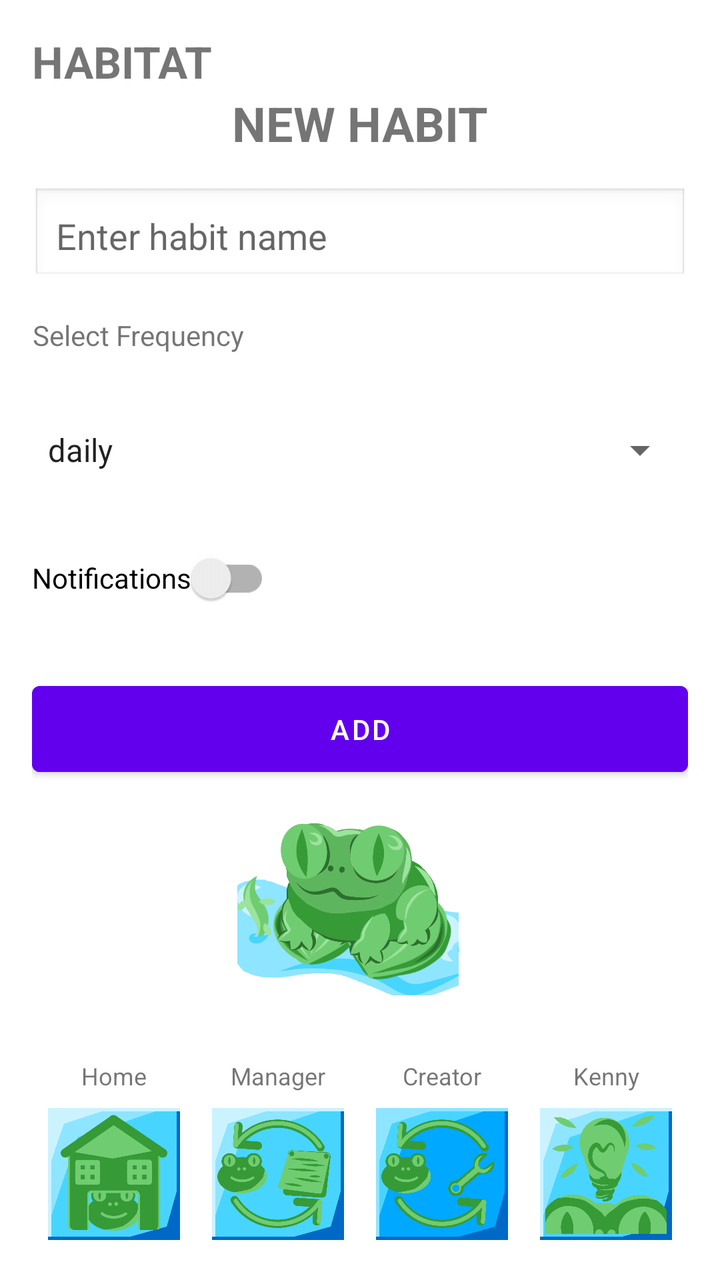
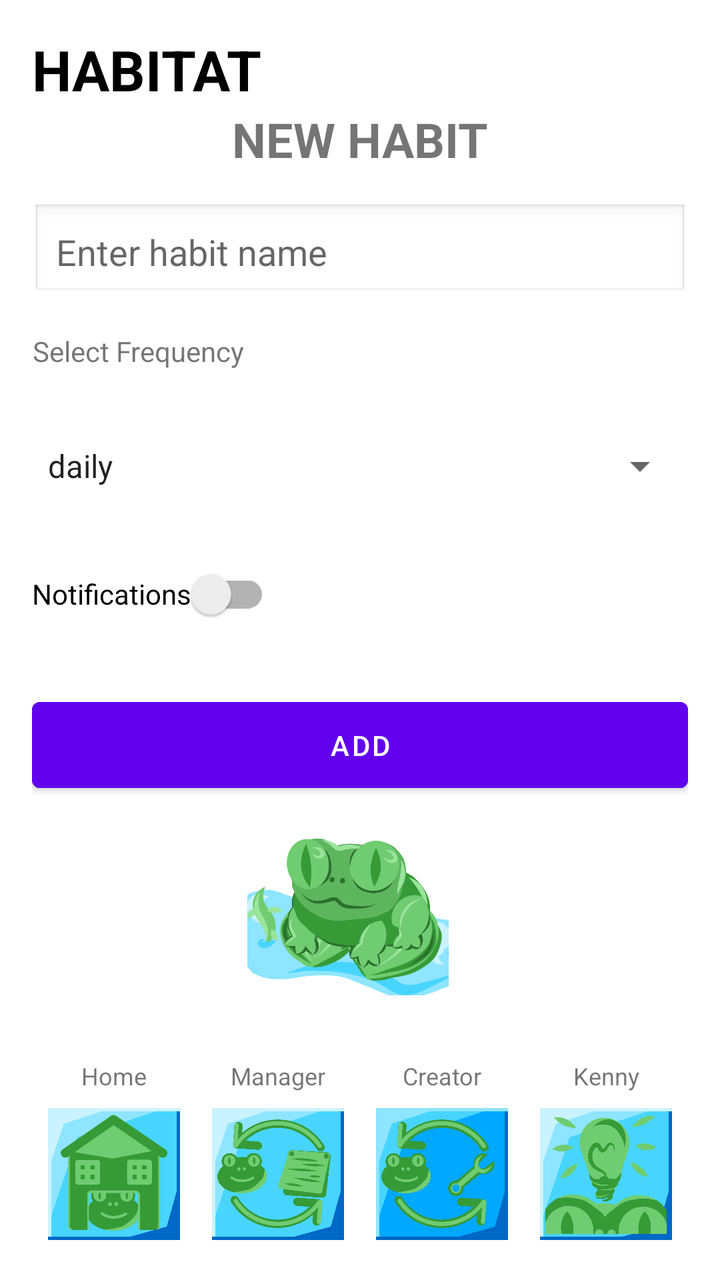

Compare the two renders of this Android layout. The source of the first and the diff that turns it into the second are given below.
<!-- AndroidManifest.xml: application theme Theme.IntroductionToMobileSystems -->
<!-- res/layout/activity_new_habit.xml -->
<?xml version="1.0" encoding="utf-8"?>
<RelativeLayout
    xmlns:android="http://schemas.android.com/apk/res/android"
    android:layout_width="match_parent"
    android:layout_height="match_parent">
    <LinearLayout xmlns:android="http://schemas.android.com/apk/res/android"
        xmlns:tools="http://schemas.android.com/tools"
        android:id="@+id/activity_new_habit"
        android:layout_width="match_parent"
        android:layout_height="match_parent"
        android:orientation="vertical"
        android:padding="16dp"
        android:layout_above="@id/buttonLayout"
        tools:context=".NewHabitActivity">

    <LinearLayout
        android:layout_width="match_parent"
        android:layout_height="wrap_content"
        android:orientation="horizontal"
        android:gravity="center_vertical">


        <TextView
            android:id="@+id/tvHeader"
            android:layout_width="0dp"
            android:layout_height="wrap_content"
            android:layout_weight="1"
            android:text="HABITAT"
            android:textSize="22sp"
            android:textStyle="bold" />


    </LinearLayout>

    <TextView
        android:id="@+id/tvTitle"
        android:layout_width="wrap_content"
        android:layout_height="wrap_content"
        android:text="@string/new_habit"
        android:textSize="24sp"
        android:textStyle="bold"
        android:layout_gravity="center_horizontal"
        android:paddingBottom="16dp"/>

    <EditText
        android:id="@+id/etHabitName"
        android:layout_width="match_parent"
        android:layout_height="wrap_content"
        android:hint="@string/habitName"
        android:padding="12dp"
        android:background="@android:drawable/edit_text"
        android:layout_marginBottom="16dp"/>

    <TextView
        android:layout_width="wrap_content"
        android:layout_height="wrap_content"
        android:text="Select Frequency"
        android:gravity="center"
        android:layout_marginBottom="24dp"/>

    <LinearLayout
        android:layout_width="match_parent"
        android:layout_height="wrap_content"
        android:orientation="horizontal"
        android:gravity="center_vertical"
        android:layout_marginBottom="16dp">




        <Spinner
            android:id="@+id/spinnerFreq"
            android:layout_width="0dp"
            android:layout_height="48dp"
            android:layout_weight="1"
            android:entries="@array/frequencies"/>
    </LinearLayout>

    <androidx.appcompat.widget.SwitchCompat
        android:id="@+id/switchNotifs"
        android:layout_width="wrap_content"
        android:layout_height="wrap_content"
        android:text="@string/notifications"
        android:layout_marginBottom="24dp"/>

    <Button
        android:id="@+id/btnAdd"
        android:layout_width="match_parent"
        android:layout_height="wrap_content"
        android:text="@string/add"
        android:backgroundTint="@color/purple_500"
        android:textColor="@android:color/white"
        android:padding="12dp"
        android:layout_marginBottom="16dp"/>


    
    <ImageView
        android:id="@+id/imgMiniFrog"
        android:layout_width="match_parent"
        android:layout_height="0dp"
        android:layout_weight="1"
        android:src="@drawable/kenmore"
        android:contentDescription="@string/newHabitImage"
        android:scaleType="fitCenter"
        android:layout_marginEnd="12dp"/>

</LinearLayout>
    <LinearLayout
        android:id="@+id/buttonLayout"
        style="?android:attr/buttonBarStyle"
        android:layout_width="match_parent"
        android:layout_height="wrap_content"
        android:orientation="vertical"
        android:padding="16dp"
        android:layout_alignParentBottom="true">

        <LinearLayout
            android:layout_width="match_parent"
            android:layout_height="wrap_content"
            android:orientation="horizontal"
            android:layout_gravity="center_horizontal"
            android:paddingBottom="4dp">
            <TextView
                android:layout_width="0dp"
                android:layout_height="wrap_content"
                android:layout_weight="1"
                android:gravity="center"
                android:text="Home"
                android:textSize="12sp"/>
            <TextView
                android:layout_width="0dp"
                android:layout_height="wrap_content"
                android:layout_weight="1"
                android:text="Manager"
                android:gravity="center"
                android:textSize="12sp"/>
            <TextView
                android:layout_width="0dp"
                android:layout_height="wrap_content"
                android:layout_weight="1"
                android:text="Creator"
                android:gravity="center"
                android:textSize="12sp"/>
            <TextView
                android:layout_width="0dp"
                android:layout_height="wrap_content"
                android:layout_weight="1"
                android:gravity="center"
                android:text="Kenny"
                android:textSize="12sp"/>



        </LinearLayout>

        <LinearLayout
            android:layout_width="match_parent"
            android:layout_height="wrap_content"
            android:orientation="horizontal">
            <ImageButton
                android:id="@+id/btn_home_back"
                style="?android:attr/buttonBarButtonStyle"
                android:layout_width="0dp"
                android:layout_height="wrap_content"
                android:layout_weight="1"
                android:adjustViewBounds="true"
                android:contentDescription="Home Button"
                android:src="@drawable/button_home"
                android:scaleType="fitCenter"/>


            <ImageButton
                android:id="@+id/mbutton"
                style="?android:attr/buttonBarButtonStyle"
                android:layout_width="0dp"
                android:layout_height="wrap_content"
                android:layout_weight="1"
                android:adjustViewBounds="true"
                android:contentDescription="Manager Button"
                android:src="@drawable/button_manager"
                android:scaleType="fitCenter"/>

            <ImageButton
                android:id="@+id/cbutton"
                style="?android:attr/buttonBarButtonStyle"
                android:layout_width="0dp"
                android:layout_height="wrap_content"
                android:layout_weight="1"
                android:adjustViewBounds="true"
                android:contentDescription="Creator Button"
                android:src="@drawable/button_creator_p"
                android:scaleType="fitCenter"/>

            <ImageButton
                android:id="@+id/kbutton"
                style="?android:attr/buttonBarButtonStyle"
                android:layout_width="0dp"
                android:layout_height="wrap_content"
                android:layout_weight="1"
                android:adjustViewBounds="true"
                android:contentDescription="Kenny Button"
                android:src="@drawable/button_kenny"
                android:scaleType="fitCenter"/>





        </LinearLayout>
    </LinearLayout>
</RelativeLayout>
<!-- resources referenced by this layout -->
<resources>
  <string-array name="frequencies">
          <item>daily</item>
          <item>weekly</item>
          <item>biweekly</item>
          <item>monthly</item>
      </string-array>
  <color name="purple_500">#FF6200EE</color>
  <!-- drawable button_creator_p: png bitmap (drawable, 69790 bytes) -->
  <!-- drawable button_home: png bitmap (drawable, 44734 bytes) -->
  <!-- drawable button_kenny: png bitmap (drawable, 54909 bytes) -->
  <!-- drawable button_manager: png bitmap (drawable, 75204 bytes) -->
  <!-- drawable kenmore: png bitmap (drawable, 124769 bytes) -->
  <string name="add">ADD</string>
  <string name="habitName">Enter habit name</string>
  <string name="newHabitImage">Mini Frog</string>
  <string name="new_habit">NEW HABIT</string>
  <string name="notifications">Notifications</string>
  <style name="Theme.IntroductionToMobileSystems" parent="Theme.MaterialComponents.DayNight.NoActionBar">
          
          <item name="colorPrimary">@color/purple_500</item>
          <item name="colorPrimaryVariant">@color/purple_700</item>
          <item name="colorOnPrimary">@color/white</item>
          
          <item name="colorSecondary">@color/teal_200</item>
          <item name="colorSecondaryVariant">@color/teal_700</item>
          <item name="colorOnSecondary">@color/black</item>
          
          <item name="android:statusBarColor">?attr/colorPrimaryVariant</item>
          
      </style>
  <color name="purple_700">#FF3700B3</color>
  <color name="white">#FFFFFFFF</color>
  <color name="teal_200">#FF03DAC5</color>
  <color name="teal_700">#FF018786</color>
  <color name="black">#FF000000</color>
</resources>

<!-- the commit's change to res/layout/activity_new_habit.xml (unified diff, before → after) -->
@@ -1,10 +1,9 @@
 <?xml version="1.0" encoding="utf-8"?>
-<RelativeLayout
-    xmlns:android="http://schemas.android.com/apk/res/android"
+<RelativeLayout xmlns:android="http://schemas.android.com/apk/res/android"
     android:layout_width="match_parent"
     android:layout_height="match_parent">
-    <LinearLayout xmlns:android="http://schemas.android.com/apk/res/android"
-        xmlns:tools="http://schemas.android.com/tools"
+
+    <LinearLayout xmlns:tools="http://schemas.android.com/tools"
         android:id="@+id/activity_new_habit"
         android:layout_width="match_parent"
         android:layout_height="match_parent"
@@ -13,99 +12,85 @@
         android:layout_above="@id/buttonLayout"
         tools:context=".NewHabitActivity">
 
-    <LinearLayout
-        android:layout_width="match_parent"
-        android:layout_height="wrap_content"
-        android:orientation="horizontal"
-        android:gravity="center_vertical">
-
+        <TextView
+            android:id="@+id/tvHeader"
+            android:layout_width="match_parent"
+            android:layout_height="wrap_content"
+            android:text="HABITAT"
+            android:textSize="28sp"
+            android:textStyle="bold"
+            android:textColor="#000000" />
 
         <TextView
-            android:id="@+id/tvHeader"
-            android:layout_width="0dp"
+            android:id="@+id/tvTitle"
+            android:layout_width="wrap_content"
             android:layout_height="wrap_content"
+            android:text="@string/new_habit"
+            android:textSize="24sp"
+            android:textStyle="bold"
+            android:layout_gravity="center_horizontal"
+            android:paddingBottom="16dp"/>
+
+        <EditText
+            android:id="@+id/etHabitName"
+            android:layout_width="match_parent"
+            android:layout_height="wrap_content"
+            android:hint="@string/habitName"
+            android:padding="12dp"
+            android:background="@android:drawable/edit_text"
+            android:layout_marginBottom="16dp"/>
+
+        <TextView
+            android:layout_width="wrap_content"
+            android:layout_height="wrap_content"
+            android:text="Select Frequency"
+            android:gravity="center"
+            android:layout_marginBottom="24dp"/>
+
+        <LinearLayout
+            android:layout_width="match_parent"
+            android:layout_height="wrap_content"
+            android:orientation="horizontal"
+            android:gravity="center_vertical"
+            android:layout_marginBottom="16dp">
+
+            <Spinner
+                android:id="@+id/spinnerFreq"
+                android:layout_width="0dp"
+                android:layout_height="48dp"
+                android:layout_weight="1"
+                android:entries="@array/frequencies"/>
+        </LinearLayout>
+
+        <androidx.appcompat.widget.SwitchCompat
+            android:id="@+id/switchNotifs"
+            android:layout_width="wrap_content"
+            android:layout_height="wrap_content"
+            android:text="@string/notifications"
+            android:layout_marginBottom="24dp"/>
+
+        <Button
+            android:id="@+id/btnAdd"
+            android:layout_width="match_parent"
+            android:layout_height="wrap_content"
+            android:text="@string/add"
+            android:backgroundTint="@color/purple_500"
+            android:textColor="@android:color/white"
+            android:padding="12dp"
+            android:layout_marginBottom="16dp"/>
+
+        <ImageView
+            android:id="@+id/imgMiniFrog"
+            android:layout_width="match_parent"
+            android:layout_height="0dp"
             android:layout_weight="1"
-            android:text="HABITAT"
-            android:textSize="22sp"
-            android:textStyle="bold" />
-
+            android:src="@drawable/kenmore"
+            android:contentDescription="@string/newHabitImage"
+            android:scaleType="fitCenter"
+            android:layout_marginEnd="12dp"/>
 
     </LinearLayout>
 
-    <TextView
-        android:id="@+id/tvTitle"
-        android:layout_width="wrap_content"
-        android:layout_height="wrap_content"
-        android:text="@string/new_habit"
-        android:textSize="24sp"
-        android:textStyle="bold"
-        android:layout_gravity="center_horizontal"
-        android:paddingBottom="16dp"/>
-
-    <EditText
-        android:id="@+id/etHabitName"
-        android:layout_width="match_parent"
-        android:layout_height="wrap_content"
-        android:hint="@string/habitName"
-        android:padding="12dp"
-        android:background="@android:drawable/edit_text"
-        android:layout_marginBottom="16dp"/>
-
-    <TextView
-        android:layout_width="wrap_content"
-        android:layout_height="wrap_content"
-        android:text="Select Frequency"
-        android:gravity="center"
-        android:layout_marginBottom="24dp"/>
-
-    <LinearLayout
-        android:layout_width="match_parent"
-        android:layout_height="wrap_content"
-        android:orientation="horizontal"
-        android:gravity="center_vertical"
-        android:layout_marginBottom="16dp">
-
-
-
-
-        <Spinner
-            android:id="@+id/spinnerFreq"
-            android:layout_width="0dp"
-            android:layout_height="48dp"
-            android:layout_weight="1"
-            android:entries="@array/frequencies"/>
-    </LinearLayout>
-
-    <androidx.appcompat.widget.SwitchCompat
-        android:id="@+id/switchNotifs"
-        android:layout_width="wrap_content"
-        android:layout_height="wrap_content"
-        android:text="@string/notifications"
-        android:layout_marginBottom="24dp"/>
-
-    <Button
-        android:id="@+id/btnAdd"
-        android:layout_width="match_parent"
-        android:layout_height="wrap_content"
-        android:text="@string/add"
-        android:backgroundTint="@color/purple_500"
-        android:textColor="@android:color/white"
-        android:padding="12dp"
-        android:layout_marginBottom="16dp"/>
-
-
-    
-    <ImageView
-        android:id="@+id/imgMiniFrog"
-        android:layout_width="match_parent"
-        android:layout_height="0dp"
-        android:layout_weight="1"
-        android:src="@drawable/kenmore"
-        android:contentDescription="@string/newHabitImage"
-        android:scaleType="fitCenter"
-        android:layout_marginEnd="12dp"/>
-
-</LinearLayout>
     <LinearLayout
         android:id="@+id/buttonLayout"
         style="?android:attr/buttonBarStyle"
@@ -121,92 +106,20 @@
             android:orientation="horizontal"
             android:layout_gravity="center_horizontal"
             android:paddingBottom="4dp">
-            <TextView
-                android:layout_width="0dp"
-                android:layout_height="wrap_content"
-                android:layout_weight="1"
-                android:gravity="center"
-                android:text="Home"
-                android:textSize="12sp"/>
-            <TextView
-                android:layout_width="0dp"
-                android:layout_height="wrap_content"
-                android:layout_weight="1"
-                android:text="Manager"
-                android:gravity="center"
-                android:textSize="12sp"/>
-            <TextView
-                android:layout_width="0dp"
-                android:layout_height="wrap_content"
-                android:layout_weight="1"
-                android:text="Creator"
-                android:gravity="center"
-                android:textSize="12sp"/>
-            <TextView
-                android:layout_width="0dp"
-                android:layout_height="wrap_content"
-                android:layout_weight="1"
-                android:gravity="center"
-                android:text="Kenny"
-                android:textSize="12sp"/>
-
-
-
+            <TextView android:layout_width="0dp" android:layout_height="wrap_content" android:layout_weight="1" android:gravity="center" android:text="Home" android:textSize="12sp"/>
+            <TextView android:layout_width="0dp" android:layout_height="wrap_content" android:layout_weight="1" android:text="Manager" android:gravity="center" android:textSize="12sp"/>
+            <TextView android:layout_width="0dp" android:layout_height="wrap_content" android:layout_weight="1" android:text="Creator" android:gravity="center" android:textSize="12sp"/>
+            <TextView android:layout_width="0dp" android:layout_height="wrap_content" android:layout_weight="1" android:gravity="center" android:text="Kenny" android:textSize="12sp"/>
         </LinearLayout>
 
         <LinearLayout
             android:layout_width="match_parent"
             android:layout_height="wrap_content"
             android:orientation="horizontal">
-            <ImageButton
-                android:id="@+id/btn_home_back"
-                style="?android:attr/buttonBarButtonStyle"
-                android:layout_width="0dp"
-                android:layout_height="wrap_content"
-                android:layout_weight="1"
-                android:adjustViewBounds="true"
-                android:contentDescription="Home Button"
-                android:src="@drawable/button_home"
-                android:scaleType="fitCenter"/>
-
-
-            <ImageButton
-                android:id="@+id/mbutton"
-                style="?android:attr/buttonBarButtonStyle"
-                android:layout_width="0dp"
-                android:layout_height="wrap_content"
-                android:layout_weight="1"
-                android:adjustViewBounds="true"
-                android:contentDescription="Manager Button"
-                android:src="@drawable/button_manager"
-                android:scaleType="fitCenter"/>
-
-            <ImageButton
-                android:id="@+id/cbutton"
-                style="?android:attr/buttonBarButtonStyle"
-                android:layout_width="0dp"
-                android:layout_height="wrap_content"
-                android:layout_weight="1"
-                android:adjustViewBounds="true"
-                android:contentDescription="Creator Button"
-                android:src="@drawable/button_creator_p"
-                android:scaleType="fitCenter"/>
-
-            <ImageButton
-                android:id="@+id/kbutton"
-                style="?android:attr/buttonBarButtonStyle"
-                android:layout_width="0dp"
-                android:layout_height="wrap_content"
-                android:layout_weight="1"
-                android:adjustViewBounds="true"
-                android:contentDescription="Kenny Button"
-                android:src="@drawable/button_kenny"
-                android:scaleType="fitCenter"/>
-
-
-
-
-
+            <ImageButton android:id="@+id/btn_home_back" style="?android:attr/buttonBarButtonStyle" android:layout_width="0dp" android:layout_height="wrap_content" android:layout_weight="1" android:adjustViewBounds="true" android:scaleType="fitCenter" android:src="@drawable/button_home"/>
+            <ImageButton android:id="@+id/mbutton" style="?android:attr/buttonBarButtonStyle" android:layout_width="0dp" android:layout_height="wrap_content" android:layout_weight="1" android:adjustViewBounds="true" android:scaleType="fitCenter" android:src="@drawable/button_manager"/>
+            <ImageButton android:id="@+id/cbutton" style="?android:attr/buttonBarButtonStyle" android:layout_width="0dp" android:layout_height="wrap_content" android:layout_weight="1" android:adjustViewBounds="true" android:scaleType="fitCenter" android:src="@drawable/button_creator_p"/>
+            <ImageButton android:id="@+id/kbutton" style="?android:attr/buttonBarButtonStyle" android:layout_width="0dp" android:layout_height="wrap_content" android:layout_weight="1" android:adjustViewBounds="true" android:scaleType="fitCenter" android:src="@drawable/button_kenny"/>
         </LinearLayout>
     </LinearLayout>
 </RelativeLayout>
